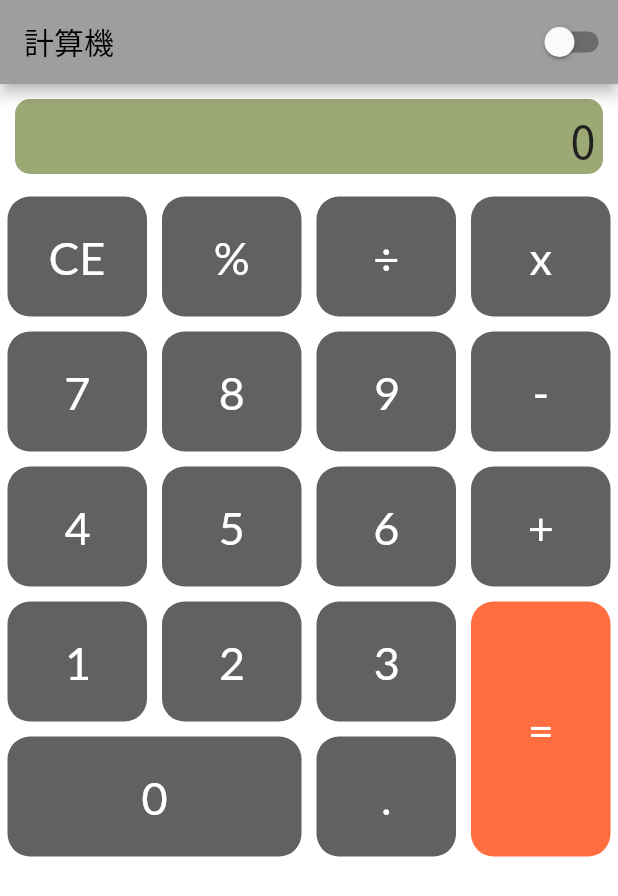
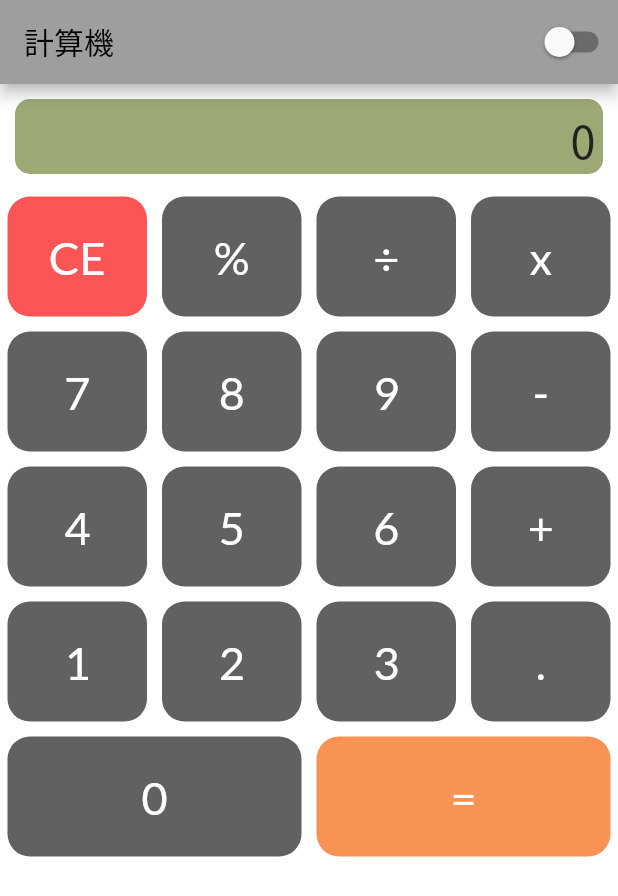
Before and after one commit to kenmity/calculator, a Flutter app: the screen it shows after launch, on a phone screen of 412 x 824 dp. Shown: the top 896 px of the screen. Run offline on Flutter 3.47's test engine with Material 2 defaults, Android fonts, the phone set to English and light mode, and no system bars; our stand-ins replace google_fonts, math_expressions.

Commit message:
樣式變更

```diff
--- a/lib/main.dart
+++ b/lib/main.dart
@@ -116,6 +116,7 @@ class _MyHomePageState extends State<MyHomePage> {
                         flex: 1,
                         child: RadiusButton(
                             text: 'CE',
+                            backgroundColor: const Color.fromRGBO(251, 85, 85, 1.0),
                             press: (){
                               setState(() {
 
@@ -353,6 +354,20 @@ class _MyHomePageState extends State<MyHomePage> {
                                         });
                                       })
                               ),
+                              Expanded(
+                                  flex: 1,
+                                  child: RadiusButton(
+                                      text: '.',
+                                      press: (){
+                                        setState(() {
+                                          // userInput += '.' ;
+                                          // process += '.' ;
+
+                                          calculatorProvider.addUserInput('.') ;
+                                          calculatorProvider.addProcess('.') ;
+                                        });
+                                      })
+                              ),
                             ],
                           ),
                           Row(
@@ -372,37 +387,13 @@ class _MyHomePageState extends State<MyHomePage> {
                                       })
                               ),
                               Expanded(
-                                  flex: 1,
-                                  child: RadiusButton(
-                                      text: '.',
-                                      press: (){
-                                        setState(() {
-                                          // userInput += '.' ;
-                                          // process += '.' ;
-
-                                          calculatorProvider.addUserInput('.') ;
-                                          calculatorProvider.addProcess('.') ;
-                                        });
-                                      })
-                              ),
-                            ],
-                          )
-                        ],
-                      ),
-                    ),
-                    Expanded(
-                        flex: 1,
+                                  flex: 2,
                                   child: RadiusButton(
                                       text: '=',
-                            height: 170,
                                       color: Colors.white,
-                            backgroundColor: Colors.deepOrangeAccent,
+                                      backgroundColor: const Color.fromRGBO(
+                                          249, 147, 84, 1.0),
                                       press: () {
-                              // String userInput = "3-2x3÷3";
-                              // String finaluserinput = userInput;
-                              // finaluserinput = userInput.replaceAll('x', '*').replaceAll('÷', '/').replaceAll('%', '/100');
-                              // // print(finaluserinput) ;
-                              // calculatorProvider.setUserInput(userInput) ;
                                         String res = calculatorProvider.getResult() ;
                                         if(res == 'error'){
                                           setState(() {
@@ -410,47 +401,18 @@ class _MyHomePageState extends State<MyHomePage> {
                                           });
                                         }else{
                                           setState(() {
-                                  // userInput = "" ;
-                                  // process = "" ;
-                                  // answer = res ;
                                             calculatorProvider.setUserInput('');
                                             calculatorProvider.setProcess('');
                                             calculatorProvider.setAnswer(res);
                                           });
-
                                         }
-
-                              // try{
-                              //   String res = calculatorProvider.getResult() ;
-                              //   print(res) ;
-                              //   // Parser p = Parser();
-                              //   // Expression exp = p.parse(finaluserinput);
-                              //   // ContextModel cm = ContextModel();
-                              //   // double eval = exp.evaluate(EvaluationType.REAL, cm);
-                              //   // // print(eval.ceilToDouble()) ;
-                              //   // String res = eval.toStringAsFixed(8).toString();
-                              //   // if(res.lastIndexOf('.0') > 0){
-                              //   //   res = double.parse(res).toInt().toString() ;
-                              //   // }
-                              //   setState(() {
-                              //     userInput = "" ;
-                              //     process = "" ;
-                              //     answer = res ;
-                              //     calculatorProvider.setUserInput('');
-                              //     calculatorProvider.setProcess('');
-                              //     calculatorProvider.setAnswer(res);
-                              //   });
-                              // }catch(error){
-                              //   // print(error) ;
-                              //   setState(() {
-                              //     calculatorProvider.clearAll() ;
-                              //     // userInput = "" ;
-                              //     // process = "" ;
-                              //     // answer = "0";
-                              //   });
-                              // }
                                       }
                                   )
+                              ),
+                            ],
+                          )
+                        ],
+                      ),
                     ),
                   ],
                 ),
```
Also changed, not shown: 1 other file. Lines whose indentation alone changed are shown as unchanged.
